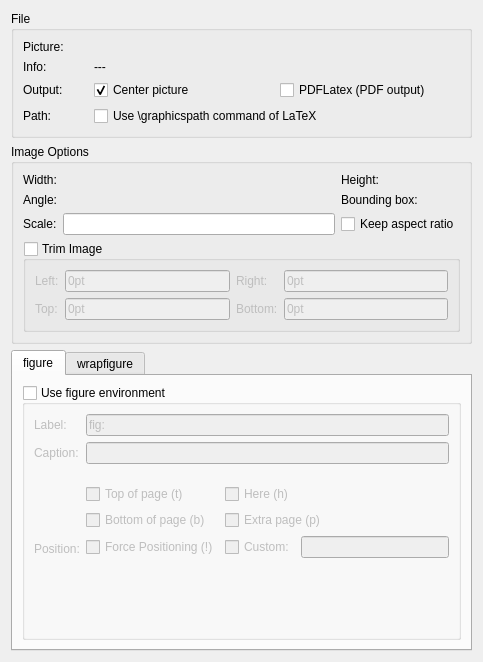
First picture: the form in src/dialogs/includegraphicsdialog_base.ui, repository KDE/kile, before the edit.
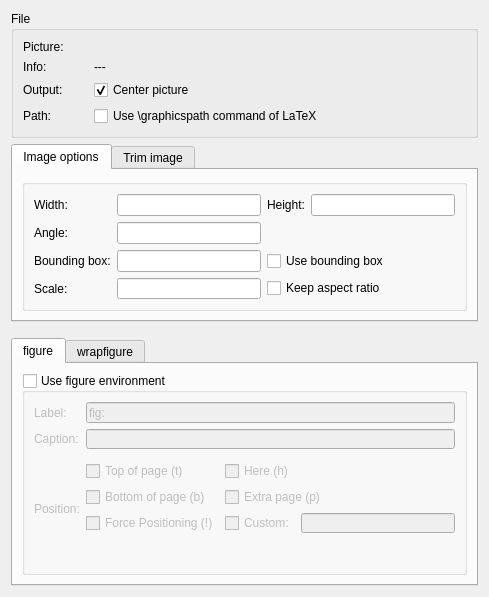
Second picture: the form after the edit. Custom widgets are drawn as their Qt base class.

Commit message: rename a checkbox in includegraphics dialog, which leads to confusion. Also rearrange this dialog to support the meaning of this checkbox.

Diff of the .ui file:
```diff
--- a/src/dialogs/includegraphicsdialog_base.ui
+++ b/src/dialogs/includegraphicsdialog_base.ui
@@ -1,12 +1,12 @@
 <ui version="4.0" >
  <class>IncludeGraphicsWidget</class>
- <widget class="QWidget" name="IncludeGraphicsWidget" >
-  <property name="geometry" >
+ <widget class="QWidget" name="IncludeGraphicsWidget">
+  <property name="geometry">
    <rect>
     <x>0</x>
     <y>0</y>
     <width>469</width>
-    <height>662</height>
+    <height>588</height>
    </rect>
   </property>
   <layout class="QVBoxLayout" >
@@ -15,10 +15,10 @@
      <property name="title" >
       <string>File</string>
      </property>
-     <layout class="QGridLayout" >
-      <item row="0" column="0" >
-       <widget class="QLabel" name="label" >
-        <property name="maximumSize" >
+     <layout class="QGridLayout" name="gridLayout_6">
+      <item row="0" column="0">
+       <widget class="QLabel" name="label">
+        <property name="maximumSize">
          <size>
           <width>65</width>
           <height>16777215</height>
@@ -29,8 +29,8 @@
         </property>
        </widget>
       </item>
-      <item row="0" column="1" colspan="2" >
-       <widget class="KUrlRequester" name="edit_file" />
+      <item row="0" column="1" colspan="2">
+       <widget class="KUrlRequester" name="edit_file"/>
       </item>
       <item row="1" column="0" >
        <widget class="QLabel" name="label_2" >
@@ -39,9 +39,9 @@
         </property>
        </widget>
       </item>
-      <item row="1" column="1" colspan="2" >
-       <widget class="QLabel" name="infolabel" >
-        <property name="text" >
+      <item row="1" column="1" colspan="2">
+       <widget class="QLabel" name="infolabel">
+        <property name="text">
          <string>---</string>
         </property>
        </widget>
@@ -53,9 +53,9 @@
         </property>
        </widget>
       </item>
-      <item row="2" column="1" >
-       <widget class="QCheckBox" name="cb_center" >
-        <property name="text" >
+      <item row="2" column="1">
+       <widget class="QCheckBox" name="cb_center">
+        <property name="text">
          <string>Center picture</string>
         </property>
         <property name="checked" >
@@ -63,23 +63,16 @@
         </property>
        </widget>
       </item>
-      <item row="2" column="2" >
-       <widget class="QCheckBox" name="cb_pdftex" >
-        <property name="text" >
-         <string>PDFLatex (PDF output)</string>
-        </property>
-       </widget>
-      </item>
-      <item row="3" column="0" >
-       <widget class="QLabel" name="label_5" >
-        <property name="text" >
+      <item row="3" column="0">
+       <widget class="QLabel" name="label_5">
+        <property name="text">
          <string>Path:</string>
         </property>
        </widget>
       </item>
-      <item row="3" column="1" colspan="2" >
-       <widget class="QCheckBox" name="cb_graphicspath" >
-        <property name="text" >
+      <item row="3" column="1" colspan="2">
+       <widget class="QCheckBox" name="cb_graphicspath">
+        <property name="text">
          <string>Use \graphicspath command of LaTeX</string>
         </property>
        </widget>
@@ -88,71 +81,113 @@
     </widget>
    </item>
    <item>
-    <widget class="QGroupBox" name="groupBox_2" >
-     <property name="title" >
-      <string>Image Options</string>
+    <widget class="QTabWidget" name="tabWidget_2">
+     <property name="maximumSize">
+      <size>
+       <width>16777215</width>
+       <height>245</height>
+      </size>
      </property>
-     <layout class="QGridLayout" >
-      <item row="1" column="0" >
-       <widget class="QLabel" name="label_6" >
-        <property name="text" >
+     <property name="currentIndex">
+      <number>0</number>
+     </property>
+     <widget class="QWidget" name="tab_5">
+      <attribute name="title">
+       <string>Image options</string>
+      </attribute>
+      <layout class="QVBoxLayout" name="verticalLayout">
+       <item>
+        <widget class="QGroupBox" name="groupBox_2">
+         <property name="minimumSize">
+          <size>
+           <width>445</width>
+           <height>130</height>
+          </size>
+         </property>
+         <property name="focusPolicy">
+          <enum>Qt::StrongFocus</enum>
+         </property>
+         <property name="title">
+          <string/>
+         </property>
+         <layout class="QGridLayout" name="gridLayout_5">
+          <item row="0" column="0">
+           <widget class="QLabel" name="label_6">
+            <property name="text">
          <string>Width:</string>
         </property>
        </widget>
       </item>
-      <item row="1" column="1" >
-       <widget class="KLineEdit" name="edit_width" />
-      </item>
-      <item row="2" column="2" >
-       <widget class="QLabel" name="label_9" >
-        <property name="text" >
-         <string>Bounding box:</string>
-        </property>
-       </widget>
-      </item>
-      <item row="2" column="3" >
-       <widget class="KLineEdit" name="edit_bb" />
-      </item>
-      <item row="1" column="2" >
-       <widget class="QLabel" name="label_7" >
-        <property name="text" >
+          <item row="0" column="1">
+           <widget class="KLineEdit" name="edit_width"/>
+          </item>
+          <item row="0" column="2">
+           <widget class="QLabel" name="label_7">
+            <property name="text">
          <string>Height:</string>
         </property>
        </widget>
       </item>
-      <item row="1" column="3" >
-       <widget class="KLineEdit" name="edit_height" />
-      </item>
-      <item row="2" column="0" >
-       <widget class="QLabel" name="label_8" >
-        <property name="text" >
+          <item row="0" column="3">
+           <widget class="KLineEdit" name="edit_height"/>
+          </item>
+          <item row="1" column="0">
+           <widget class="QLabel" name="label_8">
+            <property name="text">
          <string>Angle:</string>
         </property>
        </widget>
       </item>
-      <item row="2" column="1" >
-       <widget class="KLineEdit" name="edit_angle" />
-      </item>
-      <item row="3" column="1" >
-       <widget class="QLineEdit" name="edit_scale" />
-      </item>
-      <item row="3" column="0" >
-       <widget class="QLabel" name="label_3" >
-        <property name="text" >
+          <item row="1" column="1">
+           <widget class="KLineEdit" name="edit_angle"/>
+          </item>
+          <item row="2" column="0">
+           <widget class="QLabel" name="label_24">
+            <property name="text">
+             <string>Bounding box:</string>
+            </property>
+           </widget>
+          </item>
+          <item row="2" column="1">
+           <widget class="KLineEdit" name="edit_bb"/>
+          </item>
+          <item row="2" column="2" colspan="2">
+           <widget class="QCheckBox" name="cb_bb">
+            <property name="text">
+             <string>Use bounding box</string>
+            </property>
+           </widget>
+          </item>
+          <item row="3" column="0">
+           <widget class="QLabel" name="label_3">
+            <property name="text">
          <string>Scale:</string>
         </property>
        </widget>
       </item>
-      <item row="3" column="2" colspan="2" >
-       <widget class="QCheckBox" name="cb_keepAspect" >
-        <property name="text" >
+          <item row="3" column="1">
+           <widget class="QLineEdit" name="edit_scale"/>
+          </item>
+          <item row="3" column="2" colspan="2">
+           <widget class="QCheckBox" name="cb_keepAspect">
+            <property name="text">
          <string>Keep aspect ratio</string>
         </property>
        </widget>
       </item>
-      <item row="4" column="0" colspan="4" >
-       <widget class="QGroupBox" name="cb_clip" >
-        <property name="toolTip" >
+         </layout>
+        </widget>
+       </item>
+      </layout>
+     </widget>
+     <widget class="QWidget" name="tab_6">
+      <attribute name="title">
+       <string>Trim image</string>
+      </attribute>
+      <layout class="QVBoxLayout" name="verticalLayout_2">
+       <item>
+        <widget class="QGroupBox" name="cb_clip">
+         <property name="toolTip">
          <string>Trim image by the specified lengths</string>
         </property>
         <property name="title" >
@@ -226,10 +261,27 @@
       </item>
      </layout>
     </widget>
+    </widget>
    </item>
    <item>
-    <widget class="QTabWidget" name="tabWidget" >
-     <property name="minimumSize" >
+    <spacer name="verticalSpacer">
+     <property name="orientation">
+      <enum>Qt::Vertical</enum>
+     </property>
+     <property name="sizeType">
+      <enum>QSizePolicy::Fixed</enum>
+     </property>
+     <property name="sizeHint" stdset="0">
+      <size>
+       <width>20</width>
+       <height>10</height>
+      </size>
+     </property>
+    </spacer>
+   </item>
+   <item>
+    <widget class="QTabWidget" name="tabWidget">
+     <property name="minimumSize">
       <size>
        <width>461</width>
        <height>248</height>
@@ -254,41 +306,41 @@
          <property name="checked" >
           <bool>false</bool>
          </property>
-         <layout class="QGridLayout" >
-          <item row="0" column="0" >
-           <widget class="QLabel" name="label_10" >
-            <property name="text" >
+         <layout class="QGridLayout" name="gridLayout_7">
+          <item row="0" column="0">
+           <widget class="QLabel" name="label_10">
+            <property name="text">
              <string>Label:</string>
             </property>
            </widget>
           </item>
-          <item row="0" column="1" colspan="3" >
-           <widget class="QLineEdit" name="edit_label" >
-            <property name="text" >
+          <item row="0" column="1" colspan="3">
+           <widget class="QLineEdit" name="edit_label">
+            <property name="text">
              <string>fig:</string>
             </property>
            </widget>
           </item>
-          <item row="1" column="0" >
-           <widget class="QLabel" name="label_16" >
-            <property name="text" >
+          <item row="1" column="0">
+           <widget class="QLabel" name="label_16">
+            <property name="text">
              <string>Caption:</string>
             </property>
            </widget>
           </item>
-          <item row="1" column="1" colspan="3" >
-           <widget class="QLineEdit" name="edit_caption" />
+          <item row="1" column="1" colspan="3">
+           <widget class="QLineEdit" name="edit_caption"/>
           </item>
-          <item rowspan="9" row="2" column="0" >
-           <widget class="QLabel" name="label_11" >
-            <property name="text" >
+          <item row="2" column="0" rowspan="9">
+           <widget class="QLabel" name="label_11">
+            <property name="text">
              <string>Position:</string>
             </property>
            </widget>
           </item>
-          <item row="4" column="1" >
-           <widget class="QCheckBox" name="cb_Bottom" >
-            <property name="text" >
+          <item row="4" column="1">
+           <widget class="QCheckBox" name="cb_Bottom">
+            <property name="text">
              <string>Bottom of page (b)</string>
             </property>
             <property name="checked" >
@@ -296,9 +348,9 @@
             </property>
            </widget>
           </item>
-          <item row="4" column="2" colspan="2" >
-           <widget class="QCheckBox" name="cb_Page" >
-            <property name="text" >
+          <item row="4" column="2" colspan="2">
+           <widget class="QCheckBox" name="cb_Page">
+            <property name="text">
              <string>Extra page (p)</string>
             </property>
             <property name="checked" >
@@ -306,9 +358,9 @@
             </property>
            </widget>
           </item>
-          <item row="3" column="2" colspan="2" >
-           <widget class="QCheckBox" name="cb_Here" >
-            <property name="text" >
+          <item row="3" column="2" colspan="2">
+           <widget class="QCheckBox" name="cb_Here">
+            <property name="text">
              <string>Here (h)</string>
             </property>
             <property name="checked" >
@@ -316,9 +368,9 @@
             </property>
            </widget>
           </item>
-          <item row="3" column="1" >
-           <widget class="QCheckBox" name="cb_Top" >
-            <property name="text" >
+          <item row="3" column="1">
+           <widget class="QCheckBox" name="cb_Top">
+            <property name="text">
              <string>Top of page (t)</string>
             </property>
             <property name="checked" >
@@ -326,9 +378,9 @@
             </property>
            </widget>
           </item>
-          <item row="5" column="1" >
-           <widget class="QCheckBox" name="cb_Force" >
-            <property name="text" >
+          <item row="5" column="1">
+           <widget class="QCheckBox" name="cb_Force">
+            <property name="text">
              <string>Force Positioning (!)</string>
             </property>
             <property name="checked" >
@@ -336,15 +388,15 @@
             </property>
            </widget>
           </item>
-          <item row="5" column="2" >
-           <widget class="QCheckBox" name="cb_custom" >
-            <property name="text" >
+          <item row="5" column="2">
+           <widget class="QCheckBox" name="cb_custom">
+            <property name="text">
              <string>Custom:</string>
             </property>
            </widget>
           </item>
-          <item row="5" column="3" >
-           <widget class="QLineEdit" name="edit_custom" />
+          <item row="5" column="3">
+           <widget class="QLineEdit" name="edit_custom"/>
           </item>
          </layout>
         </widget>
@@ -488,16 +540,16 @@
  </widget>
  <layoutfunction spacing="KDialog::spacingHint" margin="KDialog::marginHint" />
  <customwidgets>
-  <customwidget>
-   <class>KLineEdit</class>
-   <extends></extends>
-   <header>klineedit.h</header>
-  </customwidget>
   <customwidget>
    <class>KUrlRequester</class>
-   <extends></extends>
+   <extends>QFrame</extends>
    <header>kurlrequester.h</header>
   </customwidget>
+  <customwidget>
+   <class>KLineEdit</class>
+   <extends>QLineEdit</extends>
+   <header>klineedit.h</header>
+  </customwidget>
  </customwidgets>
  <tabstops>
   <tabstop>edit_file</tabstop>
```
Left out of the diff: 259 changed lines with no effect on the pictures. Lines whose indentation alone changed are shown as unchanged. The commit also changes 2 other files.
